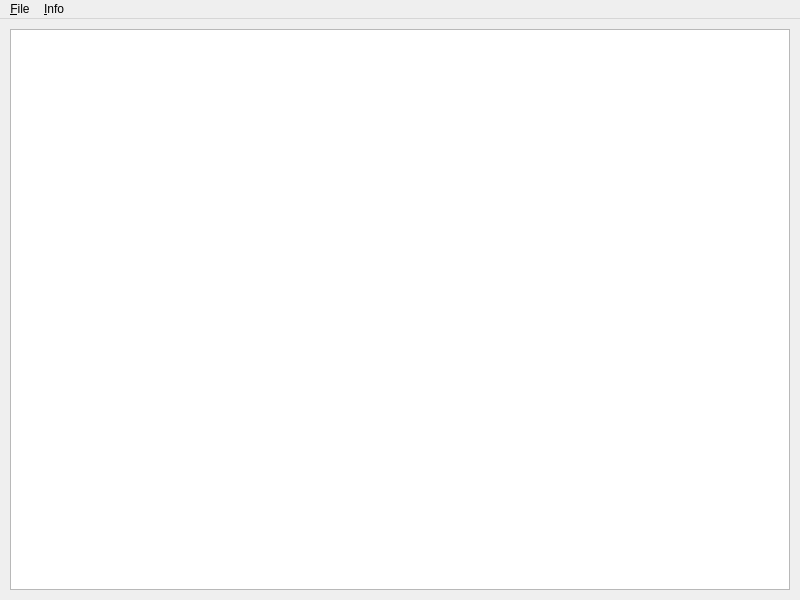
Before: the Qt Designer form src/main/gui/MainWindow.ui in nzavanelli/Presenter-Server, drawn with Qt 5.
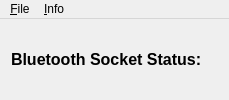
After: the same form once the commit is applied.

```diff
--- a/src/main/gui/MainWindow.ui
+++ b/src/main/gui/MainWindow.ui
@@ -2,50 +2,51 @@
 <ui version="4.0">
  <class>MainWindow</class>
  <widget class="QMainWindow" name="MainWindow">
-  <property name="geometry">
-   <rect>
-    <x>0</x>
-    <y>0</y>
-    <width>800</width>
-    <height>600</height>
-   </rect>
-  </property>
   <property name="windowTitle">
    <string>Presenter Server</string>
   </property>
   <widget class="QWidget" name="mainWidget">
-   <property name="minimumSize">
-    <size>
-     <width>100</width>
-     <height>100</height>
-    </size>
-   </property>
-   <layout class="QVBoxLayout" name="verticalLayout" stretch="0">
-    <property name="spacing">
-     <number>0</number>
-    </property>
-    <property name="leftMargin">
-     <number>10</number>
-    </property>
-    <property name="topMargin">
-     <number>10</number>
-    </property>
-    <property name="rightMargin">
-     <number>10</number>
-    </property>
-    <property name="bottomMargin">
-     <number>10</number>
-    </property>
-    <item>
-     <widget class="QTextEdit" name="logger">
-      <property name="undoRedoEnabled">
-       <bool>false</bool>
+   <layout class="QGridLayout" name="mainLayout">
+    <item row="0" column="1">
+     <widget class="QLabel" name="bluetoothSocketStatus">
+      <property name="sizePolicy">
+       <sizepolicy hsizetype="MinimumExpanding" vsizetype="Preferred">
+        <horstretch>0</horstretch>
+        <verstretch>0</verstretch>
+       </sizepolicy>
       </property>
-      <property name="readOnly">
-       <bool>true</bool>
+      <property name="font">
+       <font>
+        <pointsize>12</pointsize>
+        <weight>75</weight>
+        <bold>true</bold>
+       </font>
       </property>
-      <property name="textInteractionFlags">
-       <set>Qt::TextSelectableByKeyboard|Qt::TextSelectableByMouse</set>
+      <property name="text">
+       <string/>
+      </property>
+      <property name="alignment">
+       <set>Qt::AlignRight|Qt::AlignTrailing|Qt::AlignVCenter</set>
+      </property>
+     </widget>
+    </item>
+    <item row="0" column="0">
+     <widget class="QLabel" name="bluetoothSocketLabel">
+      <property name="sizePolicy">
+       <sizepolicy hsizetype="MinimumExpanding" vsizetype="Preferred">
+        <horstretch>0</horstretch>
+        <verstretch>0</verstretch>
+       </sizepolicy>
+      </property>
+      <property name="font">
+       <font>
+        <pointsize>12</pointsize>
+        <weight>75</weight>
+        <bold>true</bold>
+       </font>
+      </property>
+      <property name="text">
+       <string>Bluetooth Socket Status:</string>
       </property>
      </widget>
     </item>
@@ -56,7 +57,7 @@
     <rect>
      <x>0</x>
      <y>0</y>
-     <width>800</width>
+     <width>235</width>
      <height>21</height>
     </rect>
    </property>
```
Left out of the diff: 29 changed lines with no effect on the pictures.
